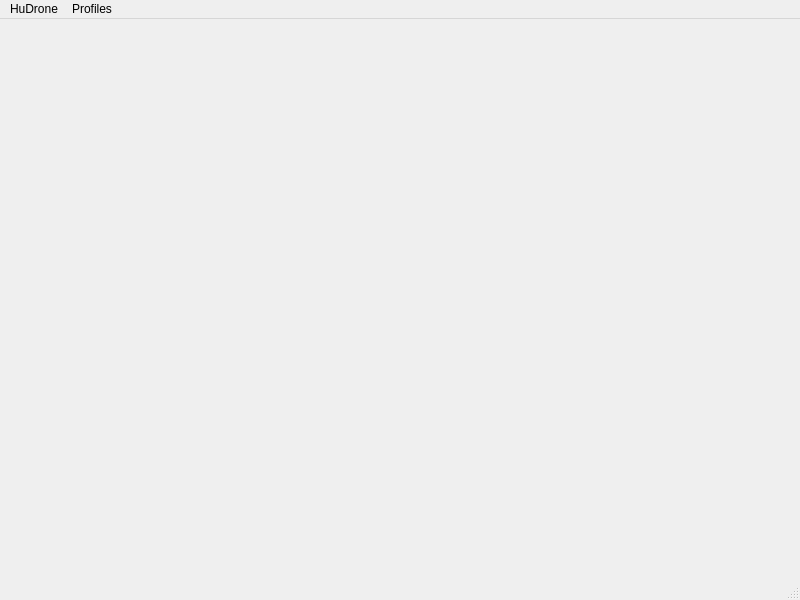
This is DESKTOP/app/mainwindow.ui in houdini22/HuDrone as Qt 5 draws it before an edit. The edited form follows.
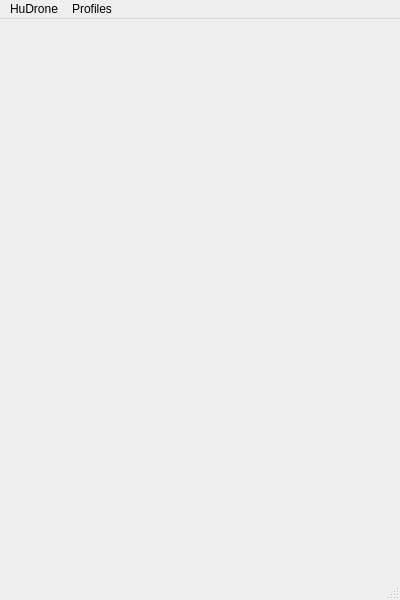
This is the edited form.

```diff
--- a/DESKTOP/app/mainwindow.ui
+++ b/DESKTOP/app/mainwindow.ui
@@ -6,7 +6,7 @@
    <rect>
     <x>0</x>
     <y>0</y>
-    <width>800</width>
+    <width>400</width>
     <height>600</height>
    </rect>
   </property>
@@ -32,7 +32,7 @@
     <rect>
      <x>0</x>
      <y>0</y>
-     <width>800</width>
+     <width>400</width>
      <height>21</height>
     </rect>
    </property>
```
